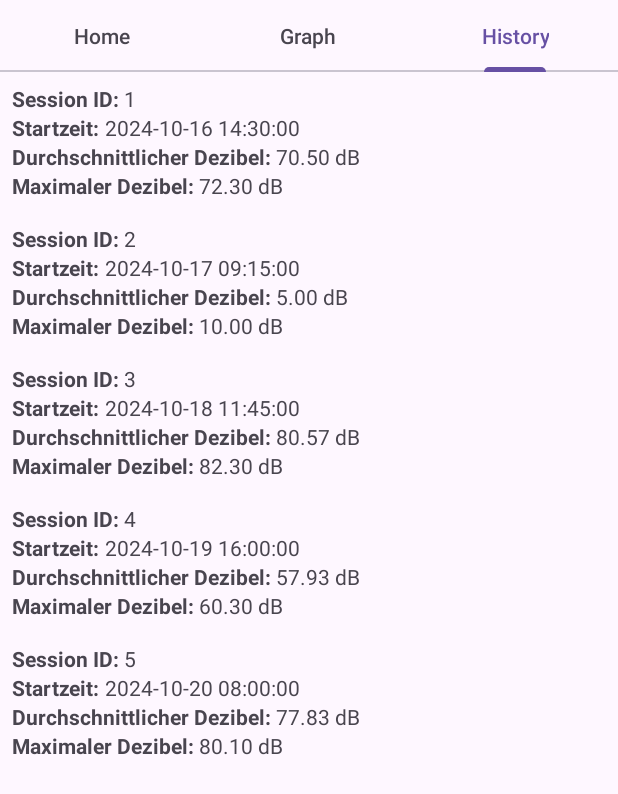
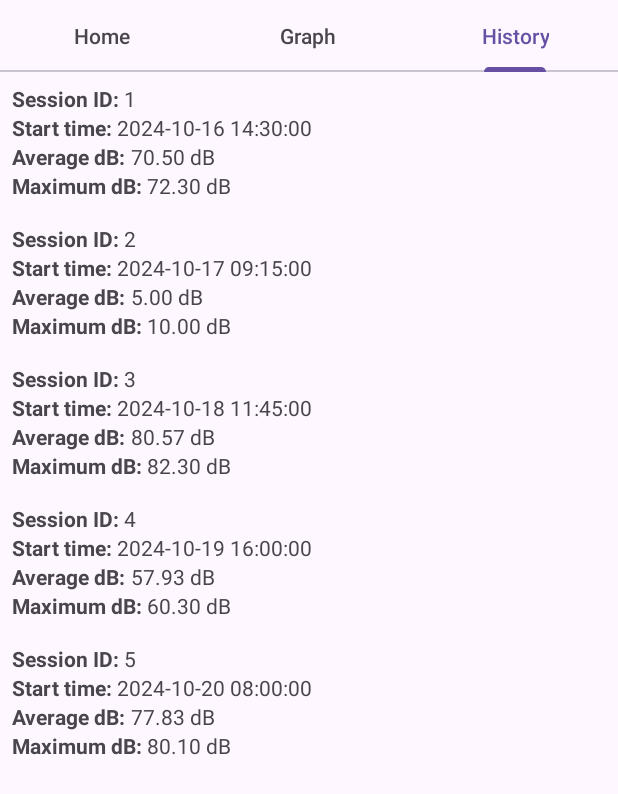
Before and after one commit to faithfuldao/II.3510_2425_SoundDetectorApp, an Android app: the screen it shows after launch (MainActivity), tab 3 chosen, on a phone screen of 412 x 824 dp. Shown: the top 794 px of the screen. Run offline under Robolectric (Android 15) with nearby library versions, the phone set to English and light mode, and no system bars.

Commit message:
change to use of string resources

```diff
--- a/app/src/main/res/layout/session_list_item.xml
+++ b/app/src/main/res/layout/session_list_item.xml
@@ -14,14 +14,13 @@
                 <TextView
                     android:layout_width="wrap_content"
                     android:layout_height="wrap_content"
-                    android:text="Session ID: "
+                    android:text="@string/sessionID"
                     android:textStyle="bold" />
 
                 <TextView
                     android:id="@+id/session_id"
                     android:layout_width="wrap_content"
-                    android:layout_height="wrap_content"
-                    android:text="123" />
+                    android:layout_height="wrap_content"/>
         </LinearLayout>
 
         <!-- Start Time -->
@@ -33,14 +32,13 @@
                 <TextView
                     android:layout_width="wrap_content"
                     android:layout_height="wrap_content"
-                    android:text="Startzeit: "
+                    android:text="@string/startTime"
                     android:textStyle="bold" />
 
                 <TextView
                     android:id="@+id/start_time"
                     android:layout_width="wrap_content"
-                    android:layout_height="wrap_content"
-                    android:text="2024-10-18 12:00:00" />
+                    android:layout_height="wrap_content" />
         </LinearLayout>
 
         <!-- Average Decibel -->
@@ -52,14 +50,13 @@
                 <TextView
                     android:layout_width="wrap_content"
                     android:layout_height="wrap_content"
-                    android:text="Durchschnittlicher Dezibel: "
+                    android:text="@string/avgDB"
                     android:textStyle="bold" />
 
                 <TextView
                     android:id="@+id/avg_decibel"
                     android:layout_width="wrap_content"
-                    android:layout_height="wrap_content"
-                    android:text="65.4 dB" />
+                    android:layout_height="wrap_content"/>
         </LinearLayout>
 
         <!-- Maximum Decibel -->
@@ -71,14 +68,13 @@
                 <TextView
                     android:layout_width="wrap_content"
                     android:layout_height="wrap_content"
-                    android:text="Maximaler Dezibel: "
+                    android:text="@string/maxDB"
                     android:textStyle="bold" />
 
                 <TextView
                     android:id="@+id/max_decibel"
                     android:layout_width="wrap_content"
-                    android:layout_height="wrap_content"
-                    android:text="98.7 dB" />
+                    android:layout_height="wrap_content" />
         </LinearLayout>
 
 </LinearLayout>
--- a/app/src/main/res/values/strings.xml
+++ b/app/src/main/res/values/strings.xml
@@ -14,4 +14,8 @@
 
     <string name="tab2">Graph</string>
     <string name="tab3">History</string>
+    <string name="sessionID">"Session ID: "</string>
+    <string name="startTime">"Start time: "</string>
+    <string name="avgDB">"Average dB: "</string>
+    <string name="maxDB">"Maximum dB: "</string>
 </resources>
```
